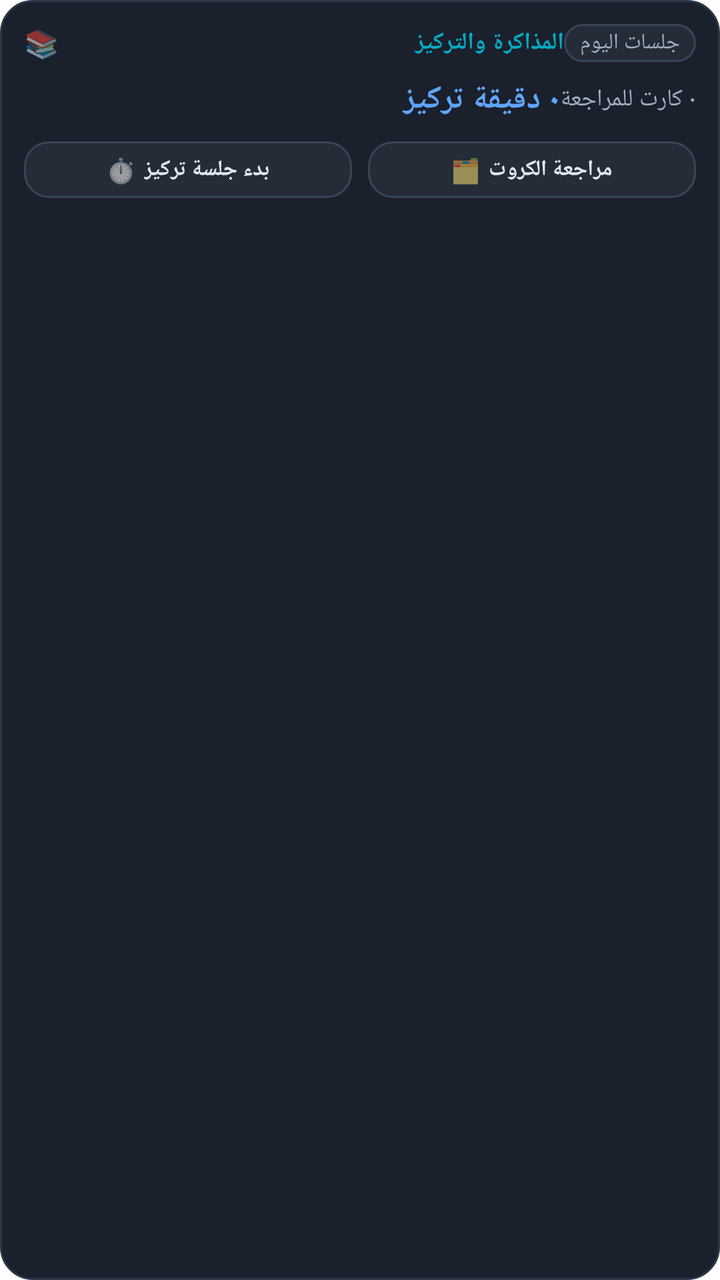
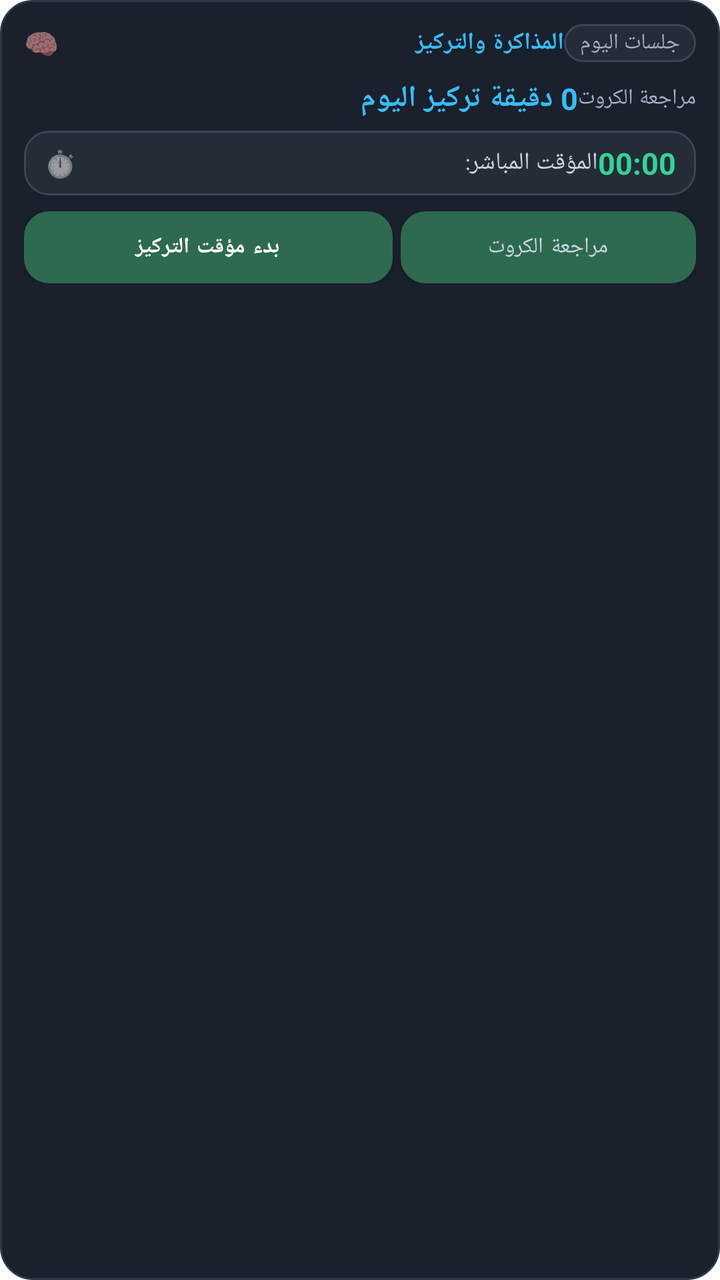

Before-and-after screenshots of an Android layout around one commit, followed by the original layout XML and the change that was made.
<!-- AndroidManifest.xml: application theme Theme.Zatoona -->
<!-- res/layout/widget_study.xml -->
<?xml version="1.0" encoding="utf-8"?>
<LinearLayout xmlns:android="http://schemas.android.com/apk/res/android"
    android:id="@+id/widget_study_root"
    android:layout_width="match_parent"
    android:layout_height="wrap_content"
    android:orientation="vertical"
    android:background="@drawable/bg_widget_card"
    android:padding="12dp">

    
    <LinearLayout
        android:layout_width="match_parent"
        android:layout_height="wrap_content"
        android:orientation="horizontal"
        android:gravity="center_vertical">

        <TextView
            android:layout_width="wrap_content"
            android:layout_height="wrap_content"
            android:text="📚"
            android:textSize="14sp" />

        <TextView
            android:id="@+id/widget_study_header_title"
            android:layout_width="0dp"
            android:layout_height="wrap_content"
            android:layout_weight="1"
            android:layout_marginStart="6dp"
            android:text="@string/widget_study_header"
            android:textColor="#06AAC4"
            android:textSize="12sp"
            android:textStyle="bold" />

        <TextView
            android:id="@+id/widget_study_streak_badge"
            android:layout_width="wrap_content"
            android:layout_height="wrap_content"
            android:background="@drawable/bg_widget_button"
            android:paddingHorizontal="8dp"
            android:paddingVertical="2dp"
            android:text="جلسات اليوم"
            android:textColor="#A0AEC0"
            android:textSize="11sp" />
    </LinearLayout>

    
    <LinearLayout
        android:layout_width="match_parent"
        android:layout_height="wrap_content"
        android:orientation="horizontal"
        android:gravity="center_vertical"
        android:layout_marginTop="8dp">

        <TextView
            android:id="@+id/widget_study_time_display"
            android:layout_width="0dp"
            android:layout_height="wrap_content"
            android:layout_weight="1"
            android:text="٠ دقيقة تركيز"
            android:textColor="#60A5FA"
            android:textSize="16sp"
            android:textStyle="bold" />

        <TextView
            android:id="@+id/widget_study_cards_display"
            android:layout_width="wrap_content"
            android:layout_height="wrap_content"
            android:text="٠ كارت للمراجعة"
            android:textColor="#A0AEC0"
            android:textSize="12sp" />
    </LinearLayout>

    
    <LinearLayout
        android:layout_width="match_parent"
        android:layout_height="wrap_content"
        android:orientation="horizontal"
        android:layout_marginTop="10dp">

        
        <LinearLayout
            android:id="@+id/widget_study_btn_start"
            android:layout_width="0dp"
            android:layout_height="wrap_content"
            android:layout_weight="1"
            android:layout_marginEnd="4dp"
            android:background="@drawable/bg_widget_button"
            android:orientation="horizontal"
            android:gravity="center"
            android:paddingVertical="6dp"
            android:paddingHorizontal="6dp">

            <TextView
                android:layout_width="wrap_content"
                android:layout_height="wrap_content"
                android:text="⏱️"
                android:textSize="12sp" />

            <TextView
                android:layout_width="wrap_content"
                android:layout_height="wrap_content"
                android:layout_marginStart="4dp"
                android:text="@string/widget_study_start"
                android:textColor="#E2E8F0"
                android:textSize="11sp"
                android:textStyle="bold" />
        </LinearLayout>

        
        <LinearLayout
            android:id="@+id/widget_study_btn_review"
            android:layout_width="0dp"
            android:layout_height="wrap_content"
            android:layout_weight="1"
            android:layout_marginStart="4dp"
            android:background="@drawable/bg_widget_button"
            android:orientation="horizontal"
            android:gravity="center"
            android:paddingVertical="6dp"
            android:paddingHorizontal="6dp">

            <TextView
                android:layout_width="wrap_content"
                android:layout_height="wrap_content"
                android:text="🗂️"
                android:textSize="12sp" />

            <TextView
                android:layout_width="wrap_content"
                android:layout_height="wrap_content"
                android:layout_marginStart="4dp"
                android:text="@string/widget_study_review"
                android:textColor="#E2E8F0"
                android:textSize="11sp"
                android:textStyle="bold" />
        </LinearLayout>
    </LinearLayout>

</LinearLayout>
<!-- resources referenced by this layout -->
<resources>
  <!-- drawable bg_widget_button (drawable) -->
  <?xml version="1.0" encoding="utf-8"?>
  <shape xmlns:android="http://schemas.android.com/apk/res/android"
      android:shape="rectangle">
      <solid android:color="#242C38" />
      <corners android:radius="12dp" />
      <stroke
          android:width="1dp"
          android:color="#3A4556" />
  </shape>
  <!-- drawable bg_widget_card (drawable) -->
  <?xml version="1.0" encoding="utf-8"?>
  <shape xmlns:android="http://schemas.android.com/apk/res/android"
      android:shape="rectangle">
      <solid android:color="#1A202C" />
      <corners android:radius="16dp" />
      <stroke
          android:width="1dp"
          android:color="#2D3748" />
  </shape>
  <string name="widget_study_header">المذاكرة والتركيز</string>
  <string name="widget_study_review">مراجعة الكروت</string>
  <string name="widget_study_start">بدء جلسة تركيز</string>
  <style name="Theme.Zatoona" parent="Theme.MaterialComponents.DayNight">
          <item name="colorPrimary">#2D6A4F</item>
          <item name="android:statusBarColor">#FAF9F6</item>
          <item name="android:windowLightStatusBar">true</item>
      </style>
</resources>

<!-- the commit's change to res/layout/widget_study.xml (unified diff, before → after) -->
@@ -17,7 +17,7 @@
         <TextView
             android:layout_width="wrap_content"
             android:layout_height="wrap_content"
-            android:text="📚"
+            android:text="🧠"
             android:textSize="14sp" />
 
         <TextView
@@ -27,7 +27,7 @@
             android:layout_weight="1"
             android:layout_marginStart="6dp"
             android:text="@string/widget_study_header"
-            android:textColor="#06AAC4"
+            android:textColor="#38BDF8"
             android:textSize="12sp"
             android:textStyle="bold" />
 
@@ -56,18 +56,18 @@
             android:layout_width="0dp"
             android:layout_height="wrap_content"
             android:layout_weight="1"
-            android:text="٠ دقيقة تركيز"
-            android:textColor="#60A5FA"
-            android:textSize="16sp"
+            android:text="0 دقيقة تركيز اليوم"
+            android:textColor="#38BDF8"
+            android:textSize="15sp"
             android:textStyle="bold" />
 
         <TextView
             android:id="@+id/widget_study_cards_display"
             android:layout_width="wrap_content"
             android:layout_height="wrap_content"
-            android:text="٠ كارت للمراجعة"
+            android:text="مراجعة الكروت"
             android:textColor="#A0AEC0"
-            android:textSize="12sp" />
+            android:textSize="11sp" />
     </LinearLayout>
 
     
@@ -75,65 +75,67 @@
         android:layout_width="match_parent"
         android:layout_height="wrap_content"
         android:orientation="horizontal"
-        android:layout_marginTop="10dp">
+        android:gravity="center_vertical"
+        android:background="@drawable/bg_widget_button"
+        android:paddingVertical="6dp"
+        android:paddingHorizontal="10dp"
+        android:layout_marginTop="6dp">
 
-        
-        <LinearLayout
-            android:id="@+id/widget_study_btn_start"
+        <TextView
+            android:layout_width="wrap_content"
+            android:layout_height="wrap_content"
+            android:text="⏱️"
+            android:textSize="13sp" />
+
+        <TextView
+            android:id="@+id/widget_study_timer_label"
             android:layout_width="0dp"
             android:layout_height="wrap_content"
             android:layout_weight="1"
-            android:layout_marginEnd="4dp"
-            android:background="@drawable/bg_widget_button"
-            android:orientation="horizontal"
-            android:gravity="center"
-            android:paddingVertical="6dp"
-            android:paddingHorizontal="6dp">
+            android:layout_marginStart="6dp"
+            android:text="المؤقت المباشر:"
+            android:textColor="#CBD5E1"
+            android:textSize="12sp" />
 
-            <TextView
-                android:layout_width="wrap_content"
-                android:layout_height="wrap_content"
-                android:text="⏱️"
-                android:textSize="12sp" />
+        <Chronometer
+            android:id="@+id/widget_study_chronometer"
+            android:layout_width="wrap_content"
+            android:layout_height="wrap_content"
+            android:textColor="#34D399"
+            android:textSize="15sp"
+            android:textStyle="bold" />
+    </LinearLayout>
 
-            <TextView
-                android:layout_width="wrap_content"
-                android:layout_height="wrap_content"
-                android:layout_marginStart="4dp"
-                android:text="@string/widget_study_start"
-                android:textColor="#E2E8F0"
-                android:textSize="11sp"
-                android:textStyle="bold" />
-        </LinearLayout>
+    
+    <LinearLayout
+        android:layout_width="match_parent"
+        android:layout_height="wrap_content"
+        android:orientation="horizontal"
+        android:layout_marginTop="8dp">
 
         
-        <LinearLayout
+        <Button
+            android:id="@+id/widget_study_btn_start"
+            android:layout_width="0dp"
+            android:layout_height="36dp"
+            android:layout_weight="1"
+            android:layout_marginEnd="4dp"
+            android:background="@drawable/bg_widget_button_accent"
+            android:text="@string/widget_study_start"
+            android:textColor="#FFFFFF"
+            android:textSize="11sp"
+            android:textStyle="bold" />
+
+        
+        <Button
             android:id="@+id/widget_study_btn_review"
             android:layout_width="0dp"
-            android:layout_height="wrap_content"
-            android:layout_weight="1"
-            android:layout_marginStart="4dp"
+            android:layout_height="36dp"
+            android:layout_weight="0.8"
             android:background="@drawable/bg_widget_button"
-            android:orientation="horizontal"
-            android:gravity="center"
-            android:paddingVertical="6dp"
-            android:paddingHorizontal="6dp">
-
-            <TextView
-                android:layout_width="wrap_content"
-                android:layout_height="wrap_content"
-                android:text="🗂️"
-                android:textSize="12sp" />
-
-            <TextView
-                android:layout_width="wrap_content"
-                android:layout_height="wrap_content"
-                android:layout_marginStart="4dp"
-                android:text="@string/widget_study_review"
-                android:textColor="#E2E8F0"
-                android:textSize="11sp"
-                android:textStyle="bold" />
-        </LinearLayout>
+            android:text="@string/widget_study_review"
+            android:textColor="#CBD5E1"
+            android:textSize="11sp" />
     </LinearLayout>
 
 </LinearLayout>
<!-- resource entries referenced after the edit -->
@@ -9,6 +9,16 @@
       <stroke
           android:width="1dp"
           android:color="#3A4556" />
+  </shape>
+  <!-- drawable bg_widget_button_accent (drawable) -->
+  <?xml version="1.0" encoding="utf-8"?>
+  <shape xmlns:android="http://schemas.android.com/apk/res/android"
+      android:shape="rectangle">
+      <solid android:color="#064E3B" />
+      <corners android:radius="12dp" />
+      <stroke
+          android:width="1dp"
+          android:color="#10B981" />
   </shape>
   <!-- drawable bg_widget_card (drawable) -->
   <?xml version="1.0" encoding="utf-8"?>
@@ -22,7 +32,7 @@
   </shape>
   <string name="widget_study_header">المذاكرة والتركيز</string>
   <string name="widget_study_review">مراجعة الكروت</string>
-  <string name="widget_study_start">بدء جلسة تركيز</string>
+  <string name="widget_study_start">بدء مؤقت التركيز</string>
   <style name="Theme.Zatoona" parent="Theme.MaterialComponents.DayNight">
           <item name="colorPrimary">#2D6A4F</item>
           <item name="android:statusBarColor">#FAF9F6</item>
